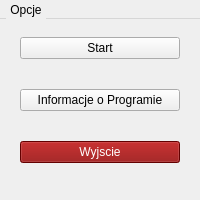
Qt form GlowneOkno.ui (MBuczma/QtBot) before a commit.
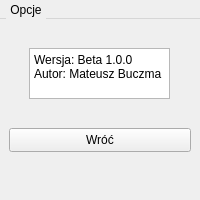
The same form after that commit.

Commit message: Dodanie strony o autorze i wersji

```diff
--- a/GlowneOkno.ui
+++ b/GlowneOkno.ui
@@ -54,7 +54,7 @@
        </size>
       </property>
       <property name="currentIndex">
-       <number>0</number>
+       <number>1</number>
       </property>
       <widget class="QWidget" name="page">
        <property name="sizePolicy">
@@ -144,6 +144,45 @@
         </item>
        </layout>
       </widget>
+      <widget class="QWidget" name="page_info">
+       <widget class="QTextEdit" name="textEdit_Autor">
+        <property name="geometry">
+         <rect>
+          <x>20</x>
+          <y>20</y>
+          <width>141</width>
+          <height>51</height>
+         </rect>
+        </property>
+        <property name="readOnly">
+         <bool>true</bool>
+        </property>
+        <property name="html">
+         <string>&lt;!DOCTYPE HTML PUBLIC &quot;-//W3C//DTD HTML 4.0//EN&quot; &quot;http://www.w3.org/TR/REC-html40/strict.dtd&quot;&gt;
+&lt;html&gt;&lt;head&gt;&lt;meta name=&quot;qrichtext&quot; content=&quot;1&quot; /&gt;&lt;meta charset=&quot;utf-8&quot; /&gt;&lt;style type=&quot;text/css&quot;&gt;
+p, li { white-space: pre-wrap; }
+hr { height: 1px; border-width: 0; }
+li.unchecked::marker { content: &quot;\2610&quot;; }
+li.checked::marker { content: &quot;\2612&quot;; }
+&lt;/style&gt;&lt;/head&gt;&lt;body style=&quot; font-family:'Segoe UI'; font-size:9pt; font-weight:400; font-style:normal;&quot;&gt;
+&lt;p style=&quot; margin-top:0px; margin-bottom:0px; margin-left:0px; margin-right:0px; -qt-block-indent:0; text-indent:0px;&quot;&gt;Wersja: Beta 1.0.0&lt;/p&gt;
+&lt;p style=&quot; margin-top:0px; margin-bottom:0px; margin-left:0px; margin-right:0px; -qt-block-indent:0; text-indent:0px;&quot;&gt;Autor: Mateusz Buczma&lt;/p&gt;&lt;/body&gt;&lt;/html&gt;</string>
+        </property>
+       </widget>
+       <widget class="QPushButton" name="PrzyciskWroc">
+        <property name="geometry">
+         <rect>
+          <x>0</x>
+          <y>100</y>
+          <width>182</width>
+          <height>24</height>
+         </rect>
+        </property>
+        <property name="text">
+         <string>Wróć</string>
+        </property>
+       </widget>
+      </widget>
      </widget>
     </item>
    </layout>
```
Left out of the diff: 2 changed lines with no effect on the pictures. The commit also changes 2 other files.
